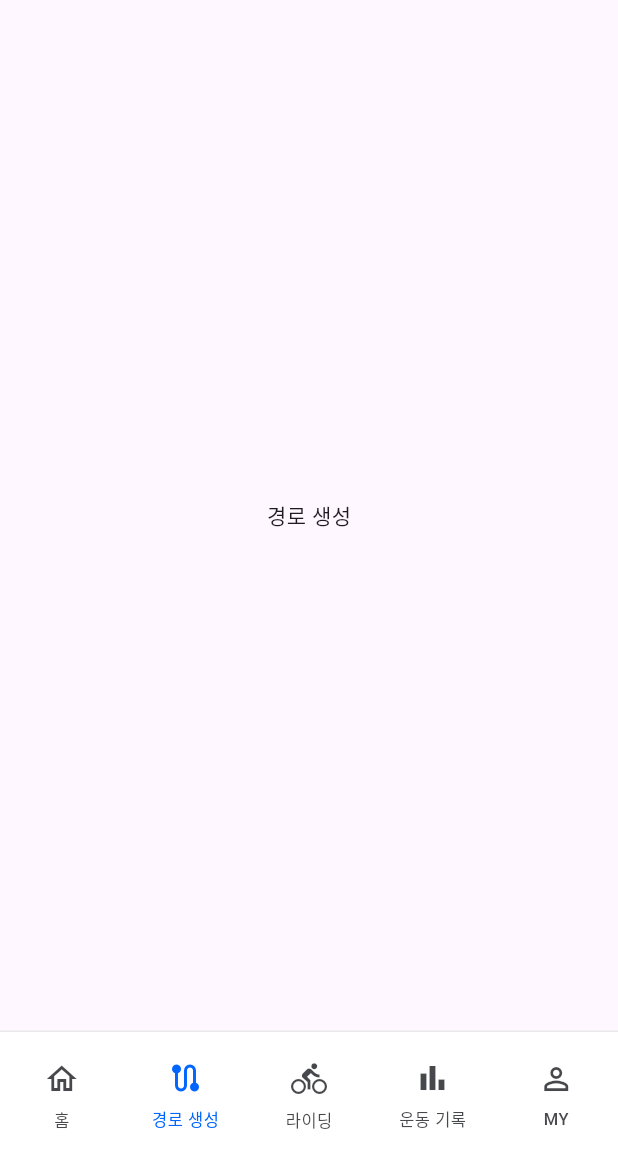
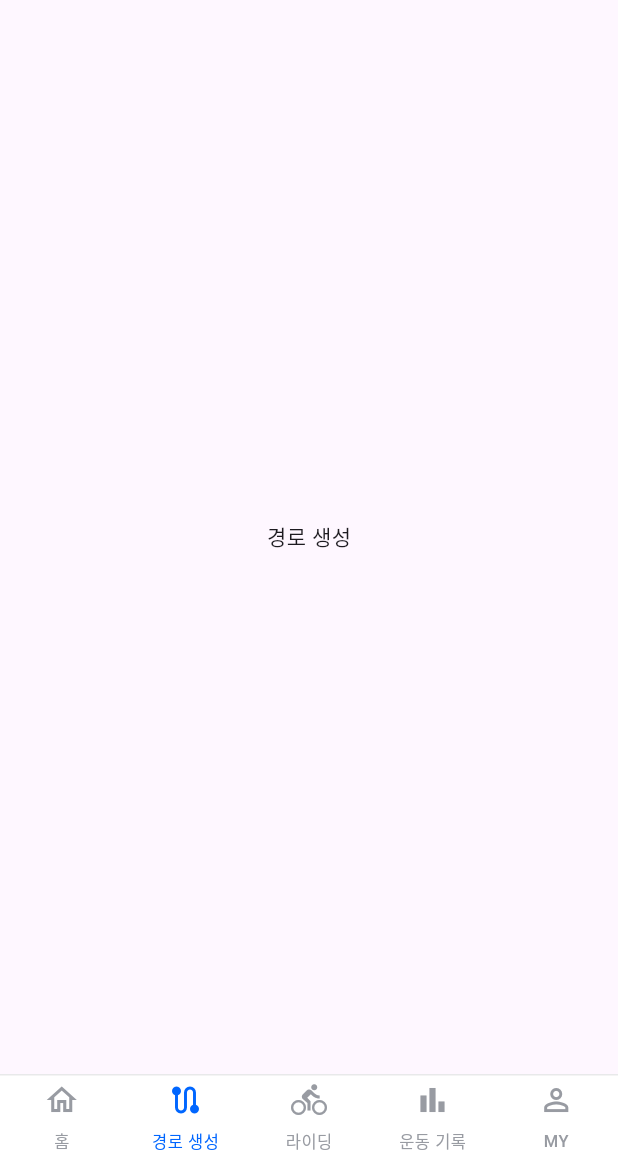
Before and after one commit to INOI-SWM/Urban_Breeze_Flutter, a Flutter app: the screen it shows after launch, item 2 of the bottom bar chosen, on a phone screen of 412 x 824 dp, the part 84-1236 px from its top. Run offline on Flutter 3.47's test engine with Material 3 defaults, Android fonts, the phone set to English and light mode, and no system bars; Roboto replaces fonts that are missing (Pretendard JP).

Commit message:
refactor: Figma 디자인에 맞게 스타일 추가, 하드코딩된 수치 상수화

```diff
--- a/lib/ui/navigation/bottom_navigation.dart
+++ b/lib/ui/navigation/bottom_navigation.dart
@@ -1,5 +1,5 @@
 import 'package:flutter/material.dart';
-import 'package:ridingmate/core/theme/extensions.dart'; // For context.semanticColor
+import 'package:ridingmate/core/theme/extensions.dart';
 import 'package:ridingmate/core/theme/semantic_colors.dart';
 
 class BottomNavigation extends StatelessWidget {
@@ -10,6 +10,15 @@ class BottomNavigation extends StatelessWidget {
   });
   final int currentIndex;
   final ValueChanged<int> onDestinationSelected;
+
+  static const double _navigationBarHeight = 51.0;
+  static const double _iconSize = 24.0;
+  static const double _labelFontSize = 11.0;
+  static const FontWeight _labelFontWeight = FontWeight.w500;
+  static const double _labelLetterSpacing = 0.3421;
+  static const double _labelLineHeight = 14.003;
+  static const double _borderWidth = 1.0;
+  static const double _borderAlpha = 0.16;
 
   static const List<Map<String, dynamic>> _navigationItems =
       <Map<String, dynamic>>[
@@ -49,12 +58,54 @@ class BottomNavigation extends StatelessWidget {
         color: semanticColors.backgroundNormalNormal,
         border: Border(
           top: BorderSide(
-            color: semanticColors.lineNormalNormal.withValues(alpha: 0.16),
-            width: 1.0,
+            color: semanticColors.lineNormalNormal.withValues(
+              alpha: _borderAlpha,
+            ),
+            width: _borderWidth,
           ),
         ),
       ),
       child: SafeArea(
+        child: Theme(
+          data: Theme.of(context).copyWith(
+            navigationBarTheme: NavigationBarThemeData(
+              height: _navigationBarHeight,
+              labelTextStyle: WidgetStateProperty.resolveWith<TextStyle>((
+                Set<WidgetState> states,
+              ) {
+                if (states.contains(WidgetState.selected)) {
+                  return TextStyle(
+                    fontSize: _labelFontSize,
+                    fontWeight: _labelFontWeight,
+                    letterSpacing: _labelLetterSpacing,
+                    height: _labelLineHeight / _labelFontSize,
+                    color: semanticColors.primaryNormal,
+                  );
+                }
+                return TextStyle(
+                  fontSize: _labelFontSize,
+                  fontWeight: _labelFontWeight,
+                  letterSpacing: _labelLetterSpacing,
+                  height: _labelLineHeight / _labelFontSize,
+                  color: semanticColors.interactionInactive,
+                );
+              }),
+              iconTheme: WidgetStateProperty.resolveWith<IconThemeData>((
+                Set<WidgetState> states,
+              ) {
+                if (states.contains(WidgetState.selected)) {
+                  return IconThemeData(
+                    color: semanticColors.primaryNormal,
+                    size: _iconSize,
+                  );
+                }
+                return IconThemeData(
+                  color: semanticColors.interactionInactive,
+                  size: _iconSize,
+                );
+              }),
+            ),
+          ),
           child: NavigationBar(
             selectedIndex: currentIndex,
             onDestinationSelected: onDestinationSelected,
@@ -71,6 +122,7 @@ class BottomNavigation extends StatelessWidget {
             ],
           ),
         ),
+      ),
     );
   }
 }
```
Lines whose indentation alone changed are shown as unchanged.
